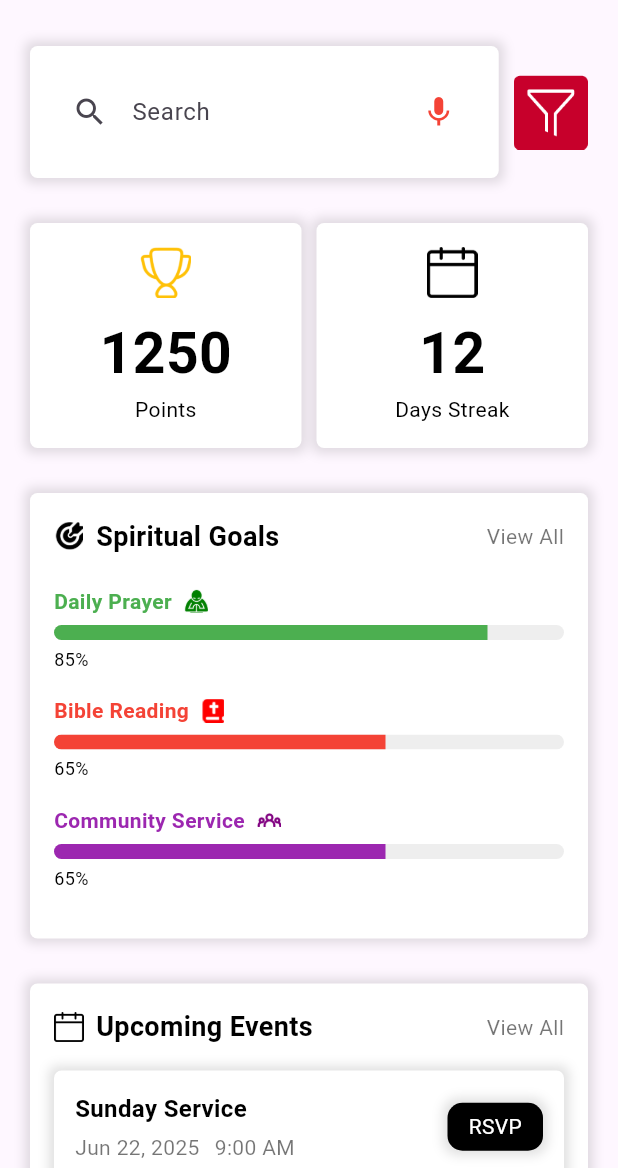
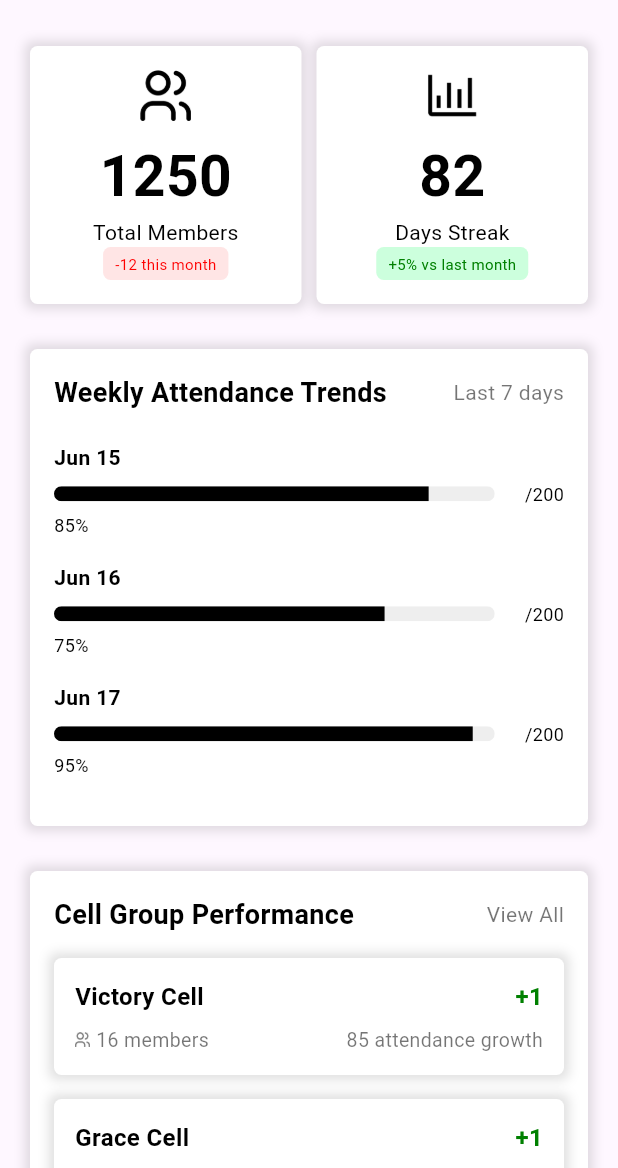
Before and after one commit to PhilipNzube/bcci_platform, a Flutter app: the AnalyticsDashboardPage screen opened directly with empty values, on a phone screen of 412 x 824 dp, the part 68-1236 px from its top. Run offline on Flutter 3.47's test engine with Material 3 defaults, Android fonts, the phone set to English and light mode, and no system bars; our stand-ins replace carousel_slider, connectivity_plus, flutter_secure_storage, intl_phone_field, shared_preferences; accounts and stored records are empty.

Commit message:
move 1 file, update 5 files, create 1 file and delete 1 file

```diff
--- a/lib/presentation/screens/worship_page/widgets/filter_chip.dart
+++ b/lib/core/widgets/filter_chip.dart
@@ -1,7 +1,7 @@
 import 'package:bcci_platform/core/widgets/custom_background.dart';
 import 'package:flutter/material.dart';
 
-import '../../../../core/widgets/custom_gap.dart';
+import 'custom_gap.dart';
 
 class FilterChip extends StatelessWidget {
   final String title;
--- a/lib/presentation/screens/analytics_dashboard_page/analytics_dashboard_page.dart
+++ b/lib/presentation/screens/analytics_dashboard_page/analytics_dashboard_page.dart
@@ -1,10 +1,10 @@
 import 'package:bcci_platform/core/widgets/custom_gap.dart';
 import 'package:bcci_platform/presentation/controllers/analytics_dashboard_page_controller.dart';
-import 'package:bcci_platform/presentation/screens/analytics_dashboard_page/widgets/event_tile.dart';
+import 'package:bcci_platform/presentation/screens/analytics_dashboard_page/widgets/cell_group.dart';
+import 'package:bcci_platform/presentation/screens/analytics_dashboard_page/widgets/info_card.dart';
+import 'package:bcci_platform/presentation/screens/analytics_dashboard_page/widgets/progress_item.dart';
 import 'package:bcci_platform/presentation/screens/home_page/widgets/action_card.dart';
 import 'package:bcci_platform/core/widgets/custom_background.dart';
-import 'package:bcci_platform/presentation/screens/home_page/widgets/info_card.dart';
-import 'package:bcci_platform/presentation/screens/home_page/widgets/progress_item.dart';
 import 'package:bcci_platform/presentation/screens/notification_page/notification_page.dart';
 import 'package:bcci_platform/presentation/screens/settings_page/settings_page.dart';
 import 'package:flutter/material.dart' hide CarouselController;
@@ -98,51 +98,25 @@ class _AnalyticsDashboardPageState extends State<AnalyticsDashboardPage>
                     mainAxisAlignment: MainAxisAlignment.start,
                     children: [
                       Gap(20),
-                      Row(
-                        children: [
-                          Expanded(
-                            child: CustomBackground(
-                              child: TextField(
-                                decoration: InputDecoration(
-                                  hintText: "Search",
-                                  prefixIcon: const Icon(Icons.search),
-                                  suffixIcon: const Icon(
-                                    Icons.mic,
-                                    color: Colors.red,
-                                  ),
-                                  filled: true,
-                                  fillColor: Colors.white,
-                                  border: OutlineInputBorder(
-                                    borderRadius: BorderRadius.circular(16),
-                                    borderSide: BorderSide.none,
-                                  ),
-                                ),
-                              ),
-                            ),
-                          ),
-                          Gap(10, isHorizontal: true),
-                          InkWell(
-                            onTap: () {},
-                            child: Image.asset('images/filter.png', height: 50),
-                          ),
-                        ],
-                      ),
-                      Gap(30),
+
                       Row(
                         mainAxisAlignment: MainAxisAlignment.spaceBetween,
                         children: [
                           InfoCard(
                             value: "1250",
-                            label: "Points",
-                            img: "images/Trophy.png",
-                            iconColor: Colors.amber,
+                            label: "Total Members",
+                            img: "images/Active_Users.png",
+                            iconColor: Colors.black,
+                            stat: '-12 this month',
                           ),
                           Gap(10, isHorizontal: true),
                           InfoCard(
-                            value: "12",
+                            value: "82",
                             label: "Days Streak",
-                            img: "images/Calender.png",
+                            img: "images/Stats.png",
                             iconColor: Colors.black,
+                            isPercentage: true,
+                            stat: '+5% vs last month',
                           ),
                         ],
                       ),
@@ -151,53 +125,31 @@ class _AnalyticsDashboardPageState extends State<AnalyticsDashboardPage>
                         child: Column(
                           crossAxisAlignment: CrossAxisAlignment.start,
                           children: [
-                            // Title and View All
                             Row(
                               mainAxisAlignment: MainAxisAlignment.spaceBetween,
                               children: [
-                                Row(
-                                  children: [
-                                    Image.asset(
-                                      "images/Spiritual_Goal.png",
-                                      height: 20,
-                                      width: 20,
+                                Expanded(
+                                  child: Text(
+                                    "Weekly Attendance Trends",
+                                    style: TextStyle(
+                                      fontSize: 18,
+                                      fontWeight: FontWeight.bold,
                                     ),
-                                    Gap(8, isHorizontal: true),
-                                    Text(
-                                      "Spiritual Goals",
-                                      style: TextStyle(
-                                        fontSize: 18,
-                                        fontWeight: FontWeight.bold,
-                                      ),
-                                    ),
-                                  ],
+                                    overflow: TextOverflow.ellipsis,
+                                    softWrap: false,
+                                  ),
                                 ),
                                 Text(
-                                  "View All",
+                                  "Last 7 days",
                                   style: TextStyle(color: Colors.black54),
                                 ),
                               ],
                             ),
                             Gap(20),
 
-                            ProgressItem(
-                              title: "Daily Prayer",
-                              img: "images/Daily_Prayer.png",
-                              progress: .85,
-                              color: Colors.green,
-                            ),
-                            ProgressItem(
-                              title: "Bible Reading",
-                              img: "images/Bible_Reading.png",
-                              progress: 0.65,
-                              color: Colors.red,
-                            ),
-                            ProgressItem(
-                              title: "Community Service",
-                              img: "images/Community_Service.png",
-                              progress: 0.65,
-                              color: Colors.purple,
-                            ),
+                            ProgressItem(title: "Jun 15", progress: .85),
+                            ProgressItem(title: "Jun 16", progress: .75),
+                            ProgressItem(title: "Jun 17", progress: .95),
                           ],
                         ),
                       ),
@@ -210,22 +162,16 @@ class _AnalyticsDashboardPageState extends State<AnalyticsDashboardPage>
                             Row(
                               mainAxisAlignment: MainAxisAlignment.spaceBetween,
                               children: [
-                                Row(
-                                  children: [
-                                    Image.asset(
-                                      "images/Calender.png",
-                                      height: 20,
-                                      width: 20,
+                                Expanded(
+                                  child: Text(
+                                    "Cell Group Performance",
+                                    style: TextStyle(
+                                      fontSize: 18,
+                                      fontWeight: FontWeight.bold,
                                     ),
-                                    Gap(8, isHorizontal: true),
-                                    Text(
-                                      "Upcoming Events",
-                                      style: TextStyle(
-                                        fontWeight: FontWeight.bold,
-                                        fontSize: 18,
-                                      ),
-                                    ),
-                                  ],
+                                    overflow: TextOverflow.ellipsis,
+                                    softWrap: false,
+                                  ),
                                 ),
                                 Text(
                                   "View All",
@@ -235,22 +181,23 @@ class _AnalyticsDashboardPageState extends State<AnalyticsDashboardPage>
                             ),
                             Gap(16),
                             // Events
-                            EventTile(
-                              title: "Sunday Service",
-                              date: "Jun 22, 2025",
-                              time: "9:00 AM",
+                            CellGroup(
+                              title: "Victory Cell",
+                              members: "16",
+                              stat: "+1",
+                              growthStat: "85",
                             ),
-                            Gap(10),
-                            EventTile(
-                              title: "Cell Meeting",
-                              date: "Jun 24, 2025",
-                              time: "7:00 AM",
+                            CellGroup(
+                              title: "Grace Cell",
+                              members: "16",
+                              stat: "+1",
+                              growthStat: "85",
                             ),
-                            Gap(10),
-                            EventTile(
-                              title: "Youth Conference",
-                              date: "Jun 28, 2025",
-                              time: "6:00 AM",
+                            CellGroup(
+                              title: "Faith Cell",
+                              members: "16",
+                              stat: "+3",
+                              growthStat: "85",
                             ),
                           ],
                         ),
@@ -272,6 +219,29 @@ class _AnalyticsDashboardPageState extends State<AnalyticsDashboardPage>
                           ),
                         ],
                       ),
+                      Gap(30),
+                      CustomBackground(
+                        child: Column(
+                          crossAxisAlignment: CrossAxisAlignment.start,
+                          children: [
+                            Text(
+                              "Engagement by Category",
+                              style: TextStyle(
+                                fontSize: 18,
+                                fontWeight: FontWeight.bold,
+                              ),
+                              overflow: TextOverflow.ellipsis,
+                              softWrap: false,
+                            ),
+
+                            Gap(20),
+
+                            ProgressItem(title: "Jun 15", progress: .85),
+                            ProgressItem(title: "Jun 16", progress: .75),
+                            ProgressItem(title: "Jun 17", progress: .95),
+                          ],
+                        ),
+                      ),
                       Gap(10),
                     ],
                   ),
--- /dev/null
+++ b/lib/presentation/screens/analytics_dashboard_page/widgets/cell_group.dart
@@ -0,0 +1,82 @@
+import 'package:bcci_platform/core/widgets/custom_background.dart';
+import 'package:flutter/material.dart';
+import '../../../../core/widgets/custom_gap.dart';
+
+class CellGroup extends StatelessWidget {
+  final String title;
+  final String members;
+  final String stat;
+  final String growthStat;
+
+  const CellGroup({
+    super.key,
+    required this.title,
+    required this.members,
+    required this.stat,
+    required this.growthStat,
+  });
+
+  @override
+  Widget build(BuildContext context) {
+    return Padding(
+      padding: const EdgeInsets.only(bottom: 16.0),
+      child: CustomBackground(
+        padding: const EdgeInsets.all(14),
+        child: Column(
+          crossAxisAlignment: CrossAxisAlignment.start,
+          children: [
+            Row(
+              mainAxisAlignment: MainAxisAlignment.spaceBetween,
+              children: [
+                Text(
+                  title,
+                  style: const TextStyle(
+                    fontSize: 16,
+                    fontWeight: FontWeight.w600,
+                  ),
+                ),
+                Text(
+                  stat,
+                  style: const TextStyle(
+                    fontSize: 16,
+                    fontWeight: FontWeight.w600,
+                    color: Color(0xFF008000),
+                  ),
+                ),
+              ],
+            ),
+            Gap(8),
+            // Horizontal row with members and growth
+            Row(
+              mainAxisAlignment: MainAxisAlignment.spaceBetween,
+              children: [
+                Row(
+                  children: [
+                    Image.asset(
+                      "images/Active_Users.png",
+                      height: 10,
+                      width: 10,
+                      color: Colors.black54,
+                    ),
+                    Gap(4, isHorizontal: true),
+                    Text(
+                      "$members members",
+                      style: const TextStyle(
+                        color: Colors.black54,
+                        fontSize: 13,
+                      ),
+                    ),
+                  ],
+                ),
+                Text(
+                  "$growthStat attendance growth",
+                  style: const TextStyle(color: Colors.black54, fontSize: 13),
+                ),
+              ],
+            ),
+          ],
+        ),
+      ),
+    );
+  }
+}
--- a/lib/presentation/screens/analytics_dashboard_page/widgets/event_tile.dart
+++ /dev/null
@@ -1,57 +0,0 @@
-import 'package:bcci_platform/core/widgets/custom_background.dart';
-import 'package:flutter/material.dart';
-
-import '../../../../core/widgets/custom_gap.dart';
-
-class EventTile extends StatelessWidget {
-  final String title;
-  final String date;
-  final String time;
-
-  const EventTile({
-    super.key,
-    required this.title,
-    required this.date,
-    required this.time,
-  });
-
-  @override
-  Widget build(BuildContext context) {
-    return CustomBackground(
-      padding: const EdgeInsets.all(14),
-      child: Row(
-        mainAxisAlignment: MainAxisAlignment.spaceBetween,
-        children: [
-          // Title and date/time
-          Column(
-            crossAxisAlignment: CrossAxisAlignment.start,
-            children: [
-              Text(
-                title,
-                style: const TextStyle(
-                  fontSize: 16,
-                  fontWeight: FontWeight.w600,
-                ),
-              ),
-              Gap(4),
-              Row(
-                children: [
-                  Text(date, style: const TextStyle(color: Colors.black54)),
-                  Gap(10, isHorizontal: true),
-                  Text(time, style: const TextStyle(color: Colors.black54)),
-                ],
-              ),
-            ],
-          ),
-          // RSVP Button
-          CustomBackground(
-            padding: const EdgeInsets.symmetric(vertical: 6, horizontal: 14),
-            color: Colors.black,
-            borderRadius: 10,
-            child: const Text("RSVP", style: TextStyle(color: Colors.white)),
-          ),
-        ],
-      ),
-    );
-  }
-}
--- a/lib/presentation/screens/analytics_dashboard_page/widgets/info_card.dart
+++ b/lib/presentation/screens/analytics_dashboard_page/widgets/info_card.dart
@@ -1,6 +1,5 @@
 import 'package:bcci_platform/core/widgets/custom_background.dart';
 import 'package:flutter/material.dart';
-
 import '../../../../core/widgets/custom_gap.dart';
 
 class InfoCard extends StatelessWidget {
@@ -8,6 +7,8 @@ class InfoCard extends StatelessWidget {
   final String label;
   final String img;
   final Color iconColor;
+  final bool isPercentage;
+  final String stat;
 
   const InfoCard({
     super.key,
@@ -15,10 +16,32 @@ class InfoCard extends StatelessWidget {
     required this.label,
     required this.img,
     required this.iconColor,
+    this.isPercentage = false,
+    required this.stat,
   });
+
+  Map<String, dynamic> _getStatStyle(String stat) {
+    if (stat.contains("-")) {
+      return {
+        'textColor': const Color(0xFFFF0000), // Red
+        'containerColor': const Color(0xFFFFE5E5), // Light red background
+      };
+    } else if (stat.contains("+")) {
+      return {
+        'textColor': const Color(0xFF008000), // Green
+        'containerColor': const Color(0xFFCCFFDD), // Light green background
+      };
+    } else {
+      return {
+        'textColor': Colors.grey,
+        'containerColor': const Color(0xFFE0E0E0),
+      };
+    }
+  }
 
   @override
   Widget build(BuildContext context) {
+    final statStyle = _getStatStyle(stat);
     return Expanded(
       child: CustomBackground(
         padding: const EdgeInsets.symmetric(vertical: 16),
@@ -40,6 +63,19 @@ class InfoCard extends StatelessWidget {
               label,
               style: const TextStyle(fontSize: 14, color: Colors.black),
             ),
+            Container(
+              padding: const EdgeInsets.symmetric(vertical: 4, horizontal: 8),
+              decoration: BoxDecoration(
+                color: statStyle['containerColor'],
+                borderRadius: BorderRadius.circular(5),
+              ),
+              child: Text(
+                stat,
+                style: TextStyle(fontSize: 10, color: statStyle['textColor']),
+                softWrap: false,
+                textAlign: TextAlign.center,
+              ),
+            ),
           ],
         ),
       ),
--- a/lib/presentation/screens/analytics_dashboard_page/widgets/progress_item.dart
+++ b/lib/presentation/screens/analytics_dashboard_page/widgets/progress_item.dart
@@ -4,17 +4,9 @@ import '../../../../core/widgets/custom_gap.dart';
 
 class ProgressItem extends StatelessWidget {
   final String title;
-  final String img;
   final double progress;
-  final Color color;
 
-  const ProgressItem({
-    super.key,
-    required this.title,
-    required this.img,
-    required this.progress,
-    required this.color,
-  });
+  const ProgressItem({super.key, required this.title, required this.progress});
 
   @override
   Widget build(BuildContext context) {
@@ -23,29 +15,32 @@ class ProgressItem extends StatelessWidget {
       child: Column(
         crossAxisAlignment: CrossAxisAlignment.start,
         children: [
-          Row(
-            children: [
           Text(
             title,
             style: TextStyle(
               fontSize: 14,
-                  color: color,
+              color: Colors.black,
               fontWeight: FontWeight.bold,
             ),
           ),
-              const SizedBox(width: 8),
-              Image.asset(img, height: 16, width: 16),
-            ],
-          ),
+
           Gap(6),
-          ClipRRect(
+          Row(
+            children: [
+              Expanded(
+                child: ClipRRect(
                   borderRadius: BorderRadius.circular(10),
                   child: LinearProgressIndicator(
                     value: progress,
                     backgroundColor: Colors.grey[200],
-              valueColor: AlwaysStoppedAnimation<Color>(color),
+                    valueColor: AlwaysStoppedAnimation<Color>(Colors.black),
                     minHeight: 10,
                   ),
+                ),
+              ),
+              Gap(20, isHorizontal: true),
+              Text("/200", style: const TextStyle(fontSize: 12)),
+            ],
           ),
           Gap(4),
           Text(
--- a/lib/presentation/screens/messages_page/messages_page.dart
+++ b/lib/presentation/screens/messages_page/messages_page.dart
@@ -4,7 +4,7 @@ import 'package:bcci_platform/presentation/controllers/messages_page_controller.
 import 'package:bcci_platform/presentation/screens/messages_page/widgets/new_info_card.dart';
 import 'package:bcci_platform/presentation/screens/messages_page/widgets/recent_chat_card.dart';
 import 'package:bcci_platform/presentation/screens/worship_page/widgets/audio_card.dart';
-import 'package:bcci_platform/presentation/screens/worship_page/widgets/filter_chip.dart';
+import 'package:bcci_platform/core/widgets/filter_chip.dart';
 import 'package:flutter/material.dart' hide CarouselController, NewInfoCard;
 import 'package:provider/provider.dart';
 
--- a/lib/presentation/screens/worship_page/worship_page.dart
+++ b/lib/presentation/screens/worship_page/worship_page.dart
@@ -3,7 +3,7 @@ import 'package:bcci_platform/core/widgets/custom_button.dart';
 import 'package:bcci_platform/core/widgets/custom_gap.dart';
 import 'package:bcci_platform/presentation/controllers/worship_page_controller.dart';
 import 'package:bcci_platform/presentation/screens/worship_page/widgets/audio_card.dart';
-import 'package:bcci_platform/presentation/screens/worship_page/widgets/filter_chip.dart';
+import 'package:bcci_platform/core/widgets/filter_chip.dart';
 import 'package:flutter/material.dart' hide CarouselController, FilterChip;
 import 'package:provider/provider.dart';
 
```
Lines whose indentation alone changed are shown as unchanged.
